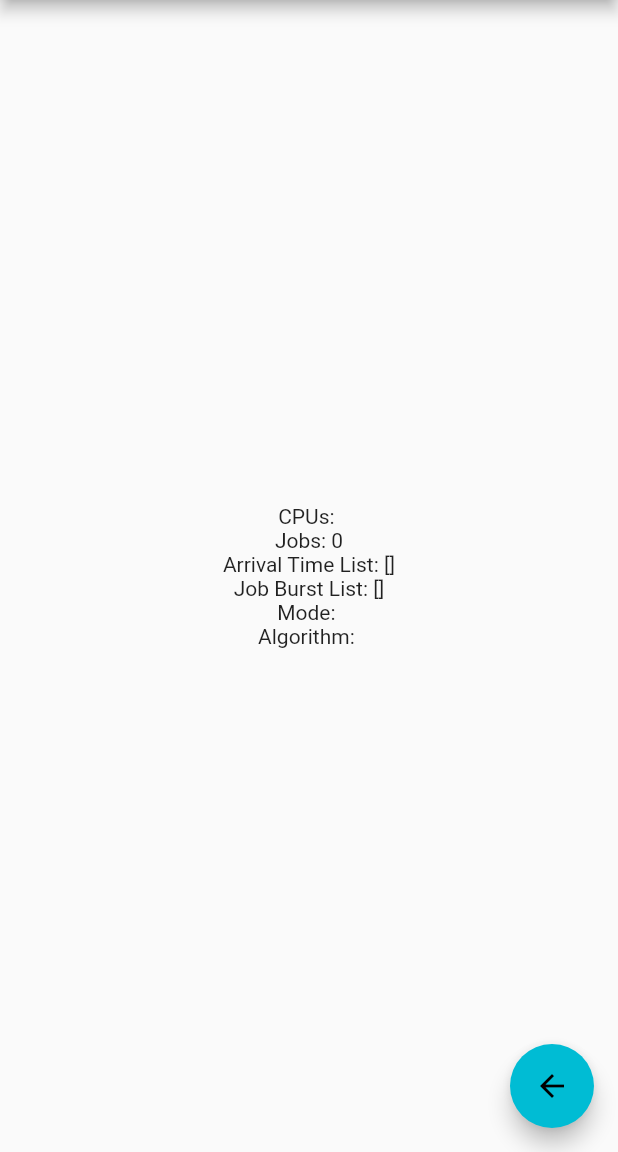
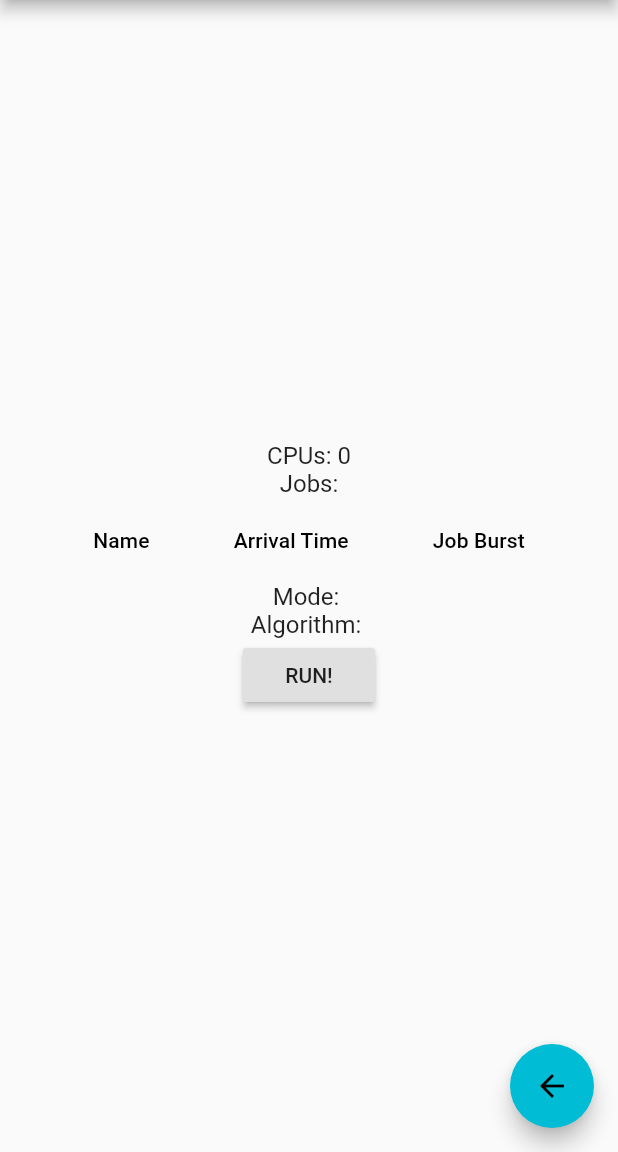
Before and after one commit to XavierVilaRubio/schsim, a Flutter app: the ResultsScreen screen opened directly with empty values, on a phone screen of 412 x 824 dp, the part 84-1236 px from its top. Run offline on Flutter 3.47's test engine with Material 2 defaults, Android fonts, the phone set to English and light mode, and no system bars; our stand-ins replace flutter_form_builder.

Commit message:
FIFO v0.1

```diff
--- /dev/null
+++ b/lib/algorithms/fifoAlgorithm.dart
@@ -0,0 +1,88 @@
+import 'process.dart';
+import 'dart:collection';
+//FIFO
+//First-In-First-Out i el procés només s'allibera quan s'acaba la seva execució o fa E/S
+
+class FifoAlgorithm {
+  final int cpus;
+  final List<int> arrivalTimeList;
+  final List<String> jobBurstList;
+  final String mode;
+  final String algorithm;
+  FifoAlgorithm(
+      {this.cpus,
+      this.arrivalTimeList,
+      this.jobBurstList,
+      this.mode,
+      this.algorithm});
+
+  List<Process> createProcesses(
+      List<int> arrivalTimeList, List<String> jobBurstList) {
+    List<Process> list = [];
+    for (int i = 0; i < arrivalTimeList.length; i++) {
+      list.add(Process(arrivalTimeList[i], jobBurstList[i], i));
+    }
+    return list;
+  }
+
+  List<int> process(List<Process> processes) {
+    Queue preparats = Queue();
+    Process running;
+    int time = 0;
+    List<int> results = [];
+    while (processes.length != 0 && time < 100) {
+      processes.forEach((process) {
+        if (process.needToIO) {
+          process.jobBurst[0]--;
+          if (process.finishedJob()) process.doneJob();
+        }
+        if (process.arrivalTime == time) preparats.add(process);
+      });
+
+      if (running == null && preparats.isNotEmpty) {
+        running = preparats.removeFirst();
+      }
+      if (running != null) {
+        if (!running.finishedJob()) {
+          running.jobBurst[0]--;
+        } else {
+          running.doneJob();
+          if (!running.finished()) {
+            preparats.add(running);
+            running = null;
+          }
+        }
+      }
+
+      if (running != null && running.finished()) {
+        print(
+            String.fromCharCode(running.name) + ' has finished at time $time');
+        results.add(running.name);
+        results.add(time);
+        processes.remove(running);
+        running = null;
+        if (preparats.isNotEmpty) {
+          running = preparats.removeFirst();
+          running.jobBurst[0]--;
+        }
+      }
+
+      print('\nTIME: $time');
+      processes.forEach((process) {
+        if (running == process)
+          print(String.fromCharCode(process.name) +
+              ': running (remaining:' +
+              process.jobBurst[0].toString() +
+              ')');
+        else if (preparats.contains(process))
+          print(String.fromCharCode(process.name) + ': preparat');
+        else if (processes.contains(process))
+          print(String.fromCharCode(process.name) + ': encara no ha arribat');
+      });
+
+      time++;
+    }
+    print(results);
+    return results;
+  }
+}
--- /dev/null
+++ b/lib/algorithms/process.dart
@@ -0,0 +1,28 @@
+class Process {
+  int arrivalTime;
+  List<int> jobBurst;
+  bool needToIO = false;
+  int name = "A".codeUnitAt(0);
+  Process(int arrivalTime, String jobBurst, int name) {
+    this.arrivalTime = arrivalTime;
+    this.jobBurst = jobBurst.split(",").map(int.parse).toList();
+    this.name += name;
+  }
+
+  bool finished() {
+    return this.jobBurst.length == 0;
+  }
+
+  bool finishedJob() {
+    return this.jobBurst[0] == 0;
+  }
+
+  int getNextJob() {
+    return this.jobBurst[0];
+  }
+
+  void doneJob() {
+    this.jobBurst.removeAt(0);
+    this.needToIO = !this.needToIO;
+  }
+}
--- a/lib/main.dart
+++ b/lib/main.dart
@@ -12,6 +12,7 @@ class MyApp extends StatelessWidget {
       title: 'SCHSIM',
       theme: ThemeData(
         primarySwatch: Colors.cyan,
+        textTheme: TextTheme(bodyText2: TextStyle(fontSize: 16)),
       ),
       home: FormScreen(),
     );
--- a/lib/screens/resultsScreen.dart
+++ b/lib/screens/resultsScreen.dart
@@ -1,13 +1,10 @@
 import 'package:flutter/material.dart';
+import 'package:schsim/algorithms/fifoAlgorithm.dart';
+import 'package:schsim/algorithms/process.dart';
 
-class ResultsScreen extends StatelessWidget {
-/*   final String cpus;
-  final List<String> arrivalTimeList;
-  final List<String> jobBurstList;
-  final String mode;
-  final String algorithm; */
-  final String cpus;
-  final List<String> arrivalTimeList;
+class ResultsScreen extends StatefulWidget {
+  final int cpus;
+  final List<int> arrivalTimeList;
   final List<String> jobBurstList;
   final String mode;
   final String algorithm;
@@ -21,39 +18,106 @@ class ResultsScreen extends StatelessWidget {
       : super(key: key);
 
   @override
+  _ResultsScreenState createState() => _ResultsScreenState();
+}
+
+class _ResultsScreenState extends State<ResultsScreen> {
+  List<Widget> jobs() {
+    List<Widget> list = [];
+    for (int i = 0; i < widget.arrivalTimeList.length; i++) {
+      list.add(Text(String.fromCharCode("A".codeUnitAt(0) + i) +
+          ': ' +
+          widget.arrivalTimeList[i].toString() +
+          ': ' +
+          widget.jobBurstList[i].toString()));
+    }
+    return list;
+  }
+
+  List<DataRow> jobsTable() {
+    List<DataRow> list = [];
+    for (int i = 0; i < widget.arrivalTimeList.length; i++) {
+      list.add(DataRow(cells: [
+        DataCell(Text(String.fromCharCode("A".codeUnitAt(0) + i))),
+        DataCell(Text(widget.arrivalTimeList[i].toString())),
+        DataCell(Text(widget.jobBurstList[i].toString())),
+      ]));
+    }
+    return list;
+  }
+
+  List<int> results = [];
+
+  List<Widget> resultats(List<int> results) {
+    List<Widget> list = [];
+    for (int i = 0; i < results.length - 1; i = i + 2) {
+      list.add(Text((list.length + 1).toString() +
+          ': ' +
+          String.fromCharCode(results[i]) +
+          ' (finished at ' +
+          results[i + 1].toString() +
+          ')'));
+    }
+    return list;
+  }
+
+  @override
   Widget build(BuildContext context) {
+    FifoAlgorithm fifo = FifoAlgorithm(
+        cpus: widget.cpus,
+        arrivalTimeList: widget.arrivalTimeList,
+        jobBurstList: widget.jobBurstList,
+        mode: widget.mode,
+        algorithm: widget.algorithm);
+    List<Process> processes =
+        fifo.createProcesses(fifo.arrivalTimeList, fifo.jobBurstList);
+
     return Scaffold(
       appBar: AppBar(
         automaticallyImplyLeading: false,
         title: Text('SCHSIM Results'),
       ),
-      body: Column(
-        mainAxisAlignment: MainAxisAlignment.center,
-        children: [
-          Text('CPUs: $cpus'),
-          Text('Jobs: ' + arrivalTimeList.length.toString()),
-          Container(
-            width: 1000,
-            margin: EdgeInsets.only(
-                left: (MediaQuery.of(context).size.width / 2) - 25),
-            height: (15 * arrivalTimeList.length).toDouble(),
-            child: ListView.builder(
-              itemCount: arrivalTimeList.length,
-              itemBuilder: (context, index) {
-                return Row(
-                  children: [
-                    Text(arrivalTimeList[index] + ': '),
-                    Text(jobBurstList[index] + '.'),
-                  ],
-                );
+      body: Center(
+        child: Column(
+          mainAxisAlignment: MainAxisAlignment.center,
+          children: [
+            Text('CPUs: ${widget.cpus}'),
+            Text('Jobs:'),
+            DataTable(
+              columns: [
+                DataColumn(label: Text('Name')),
+                DataColumn(label: Text('Arrival Time')),
+                DataColumn(label: Text('Job Burst')),
+              ],
+              rows: processes
+                  .map(
+                    (process) => DataRow(cells: [
+                      DataCell(Text(String.fromCharCode(process.name))),
+                      DataCell(Text(process.arrivalTime.toString())),
+                      DataCell(Text(process.jobBurst
+                          .toString()
+                          .replaceAll('[', '')
+                          .replaceAll(']', ''))),
+                    ]),
+                  )
+                  .toList(),
+            ),
+            Text('Mode: ${widget.mode}'),
+            Text('Algorithm: ${widget.algorithm}'),
+            RaisedButton(
+              child: Text('RUN!'),
+              onPressed: () {
+                results = fifo.process(processes);
+                setState(() {});
               },
             ),
-          ),
-          Text('Arrival Time List: $arrivalTimeList'),
-          Text('Job Burst List: $jobBurstList'),
-          Text('Mode: $mode'),
-          Text('Algorithm: $algorithm'),
-        ],
+            Column(
+              mainAxisSize: MainAxisSize.max,
+              mainAxisAlignment: MainAxisAlignment.center,
+              children: resultats(results),
+            ),
+          ],
+        ),
       ),
       floatingActionButton: FloatingActionButton(
         child: Icon(Icons.arrow_back),
--- a/pubspec.yaml
+++ b/pubspec.yaml
@@ -26,6 +26,7 @@ dependencies:
 
   flutter_form_builder: ^3.12.0
   intl: ^0.16.1
+  integration_test: ^1.0.1
 
   # The following adds the Cupertino Icons font to your application.
   # Use with the CupertinoIcons class for iOS style icons.
```
Also changed, not shown: lib/screens/formScreen.dart (+20 -47 lines), lib/widgets/jobsForm.dart (+79 -34 lines), pubspec.lock.
